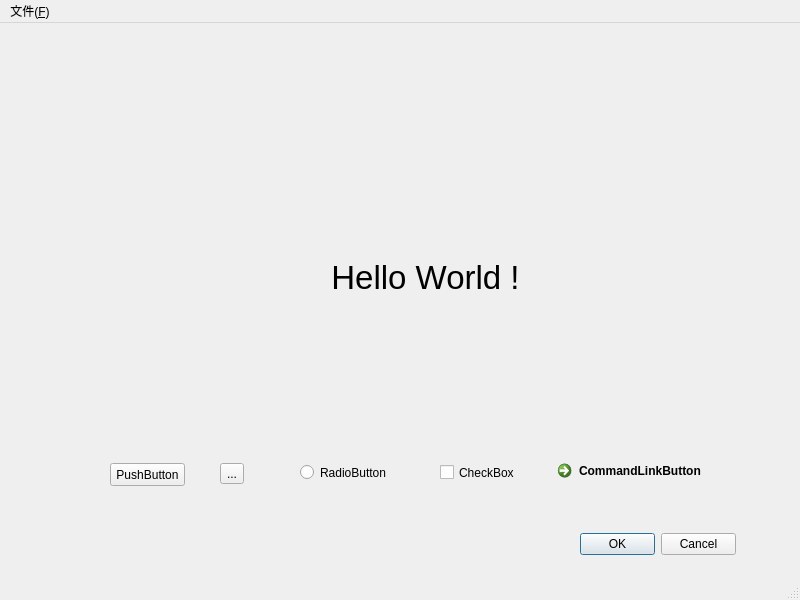
Qt form Demo/mainwindow.ui (alexuhui/QtLearning) before a commit.
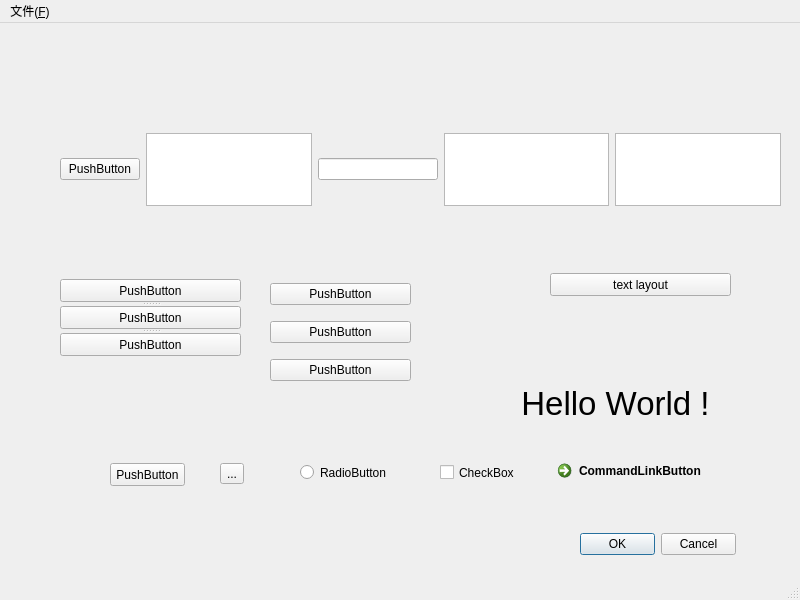
The same form after that commit. Icons and pictures are not drawn.

The edit to the form file:
```diff
--- a/Demo/mainwindow.ui
+++ b/Demo/mainwindow.ui
@@ -17,8 +17,8 @@
    <widget class="QLabel" name="label">
     <property name="geometry">
      <rect>
-      <x>270</x>
-      <y>214</y>
+      <x>460</x>
+      <y>340</y>
       <width>311</width>
       <height>81</height>
      </rect>
@@ -113,6 +113,118 @@
      <set>QDialogButtonBox::Cancel|QDialogButtonBox::Ok</set>
     </property>
    </widget>
+   <widget class="QWidget" name="horizontalLayoutWidget">
+    <property name="geometry">
+     <rect>
+      <x>60</x>
+      <y>110</y>
+      <width>721</width>
+      <height>73</height>
+     </rect>
+    </property>
+    <layout class="QHBoxLayout" name="horizontalLayout">
+     <item>
+      <widget class="QPushButton" name="pushButton_2">
+       <property name="text">
+        <string>PushButton</string>
+       </property>
+      </widget>
+     </item>
+     <item>
+      <widget class="QPlainTextEdit" name="plainTextEdit"/>
+     </item>
+     <item>
+      <widget class="QLineEdit" name="lineEdit">
+       <property name="minimumSize">
+        <size>
+         <width>120</width>
+         <height>0</height>
+        </size>
+       </property>
+      </widget>
+     </item>
+     <item>
+      <widget class="QTextEdit" name="textEdit_2"/>
+     </item>
+     <item>
+      <widget class="QTextEdit" name="textEdit"/>
+     </item>
+    </layout>
+   </widget>
+   <widget class="QPushButton" name="pushButton_9">
+    <property name="geometry">
+     <rect>
+      <x>550</x>
+      <y>250</y>
+      <width>181</width>
+      <height>23</height>
+     </rect>
+    </property>
+    <property name="text">
+     <string>text layout</string>
+    </property>
+   </widget>
+   <widget class="QSplitter" name="splitter">
+    <property name="geometry">
+     <rect>
+      <x>60</x>
+      <y>256</y>
+      <width>181</width>
+      <height>77</height>
+     </rect>
+    </property>
+    <property name="orientation">
+     <enum>Qt::Vertical</enum>
+    </property>
+    <widget class="QPushButton" name="pushButton_3">
+     <property name="text">
+      <string>PushButton</string>
+     </property>
+    </widget>
+    <widget class="QPushButton" name="pushButton_4">
+     <property name="text">
+      <string>PushButton</string>
+     </property>
+    </widget>
+    <widget class="QPushButton" name="pushButton_5">
+     <property name="text">
+      <string>PushButton</string>
+     </property>
+    </widget>
+   </widget>
+   <widget class="QWidget" name="layoutWidget">
+    <property name="geometry">
+     <rect>
+      <x>270</x>
+      <y>250</y>
+      <width>141</width>
+      <height>121</height>
+     </rect>
+    </property>
+    <layout class="QVBoxLayout" name="verticalLayout">
+     <item>
+      <widget class="QPushButton" name="pushButton_6">
+       <property name="text">
+        <string>PushButton</string>
+       </property>
+      </widget>
+     </item>
+     <item>
+      <widget class="QPushButton" name="pushButton_7">
+       <property name="text">
+        <string>PushButton</string>
+       </property>
+      </widget>
+     </item>
+     <item>
+      <widget class="QPushButton" name="pushButton_8">
+       <property name="text">
+        <string>PushButton</string>
+       </property>
+      </widget>
+     </item>
+    </layout>
+   </widget>
   </widget>
   <widget class="QMenuBar" name="menubar">
    <property name="geometry">
```
Left out of the diff: 21 changed lines with no effect on the pictures.
